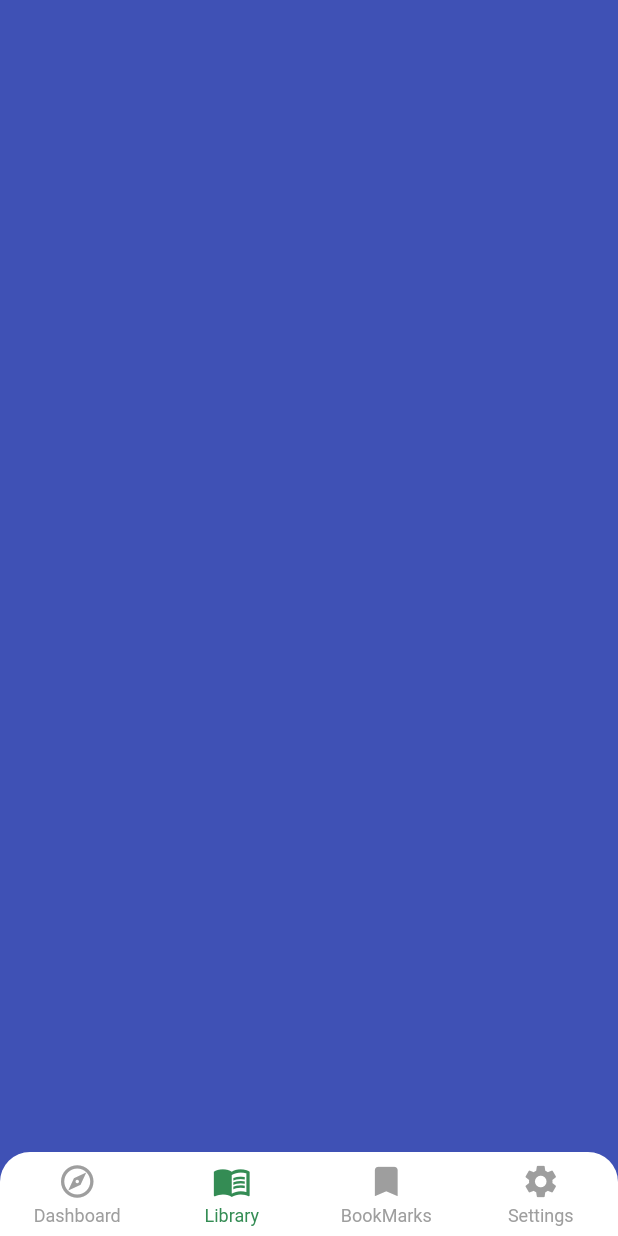
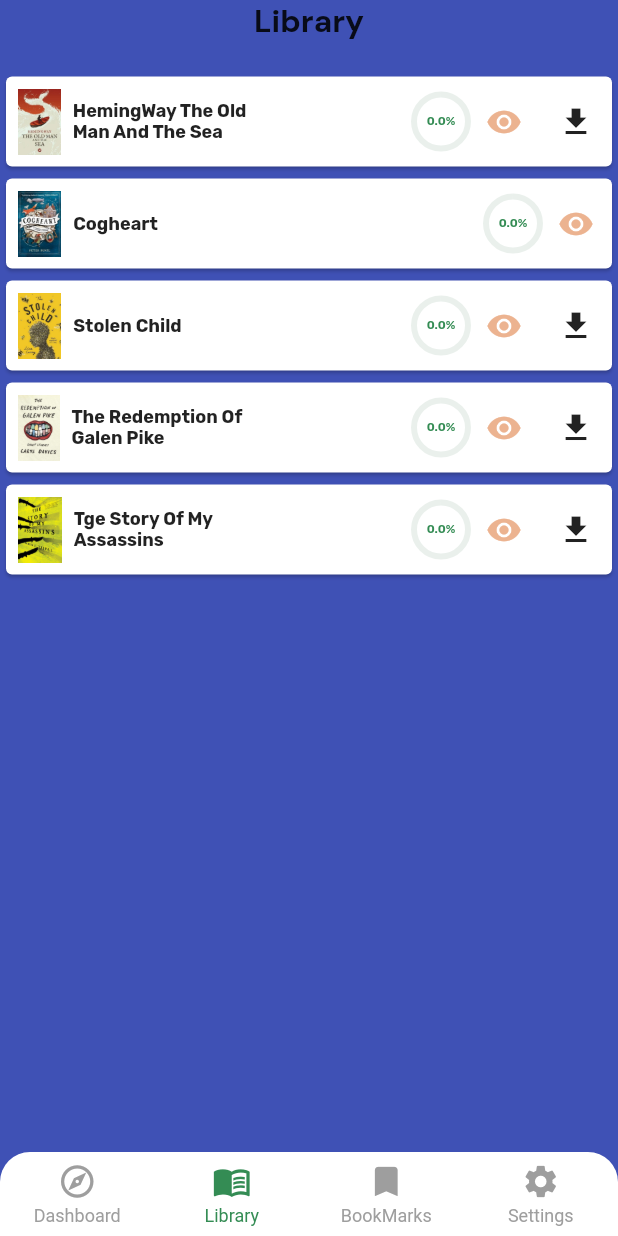
Before and after one commit to fahimabrar1/E-Book, a Flutter app: the screen it shows after launch, item 2 of the bottom bar chosen, on a phone screen of 412 x 824 dp. Run offline on Flutter 3.47's test engine with Material 2 defaults, Android fonts, the phone set to English and light mode, and no system bars; drawn by our look-alikes of persistent_bottom_nav_bar; our stand-ins replace equatable, flutter_bloc, google_fonts; missing offline and left inert: pdfx.

Commit message:
add library
tracks users pdf reading pages

```diff
--- a/lib/Screens/Model/book.dart
+++ b/lib/Screens/Model/book.dart
@@ -5,19 +5,30 @@ class Book {
   String name;
   String expert;
   String imgPath;
+  String pdfPath;
   double rating;
   int pages;
   String language;
   late String id;
+  late int? lastPageReaded;
+  late bool downloaded;
+  late double? readPercentage;
+
   Book({
     required this.name,
     required this.expert,
     required this.imgPath,
+    required this.pdfPath,
     required this.rating,
     required this.pages,
     required this.language,
+    this.readPercentage,
+    this.lastPageReaded,
   }) {
     id = getBase64RandomString(6);
+    downloaded = false;
+    readPercentage ??= 0;
+    lastPageReaded ??= 1;
     print(id.toString());
   }
 
--- /dev/null
+++ b/lib/Screens/Model/bookbloc/bookbloc_event.dart
@@ -0,0 +1,11 @@
+import 'package:book_reader/Screens/Model/book.dart';
+import 'package:equatable/equatable.dart';
+
+abstract class BookblocEvent extends Equatable {}
+
+class OnChangeBookPercentageBE extends BookblocEvent {
+  late List<Book> bookListBE;
+  OnChangeBookPercentageBE(this.bookListBE);
+  @override
+  List<Object?> get props => [this.bookListBE];
+}
--- /dev/null
+++ b/lib/Screens/Model/bookbloc/bookbloc_state.dart
@@ -0,0 +1,24 @@
+import 'package:book_reader/Screens/Model/book.dart';
+import 'package:equatable/equatable.dart';
+
+abstract class BookblocState extends Equatable {}
+
+class BookblocInitial extends BookblocState {
+  late List<Book> bookBlocList;
+  BookblocInitial(this.bookBlocList);
+  @override
+  List<Object?> get props => [this.bookBlocList];
+}
+
+class BookblocStateChangePercentage extends BookblocState {
+  late List<Book> bookBlocList;
+  BookblocStateChangePercentage(this.bookBlocList);
+
+  @override
+  List<Object?> get props => [this.bookBlocList];
+}
+
+class BookblocResetState extends BookblocState {
+  @override
+  List<Object?> get props => [];
+}
--- a/lib/Screens/dashboard.dart
+++ b/lib/Screens/dashboard.dart
@@ -87,6 +87,7 @@ class _DashBoardState extends State<DashBoard> {
                       : const EdgeInsets.only(right: 5, top: 10, bottom: 10),
                   child: InkWell(
                     onTap: () {
+                      bookLibrary.add(bookList.elementAt(index));
                       PersistentNavBarNavigator.pushNewScreen(
                         context,
                         screen: BookSinglePage(
--- /dev/null
+++ b/lib/Screens/library.dart
@@ -0,0 +1,187 @@
+import 'dart:developer';
+
+import 'package:book_reader/Screens/Model/book.dart';
+import 'package:book_reader/Screens/Model/bookbloc/bookbloc_bloc.dart';
+import 'package:book_reader/Screens/Model/bookbloc/bookbloc_state.dart';
+import 'package:book_reader/Screens/pdf_view.dart';
+import 'package:book_reader/Utils/global_variable.dart';
+import 'package:book_reader/Utils/my_librabry.dart';
+import 'package:flutter_bloc/flutter_bloc.dart';
+import 'package:persistent_bottom_nav_bar/persistent_tab_view.dart';
+
+class LibraryPage extends StatefulWidget {
+  const LibraryPage({Key? key}) : super(key: key);
+
+  @override
+  State<LibraryPage> createState() => _LibraryPageState();
+}
+
+class _LibraryPageState extends State<LibraryPage> {
+  late BookblocBloc bookBloc;
+
+  @override
+  void initState() {
+    bookBloc = BookblocBloc();
+    super.initState();
+  }
+
+  @override
+  Widget build(BuildContext context) {
+    return ListView(
+      children: [
+        Center(
+          child: Text(
+            "Library",
+            style: MyCustomFonts.getDmSans(
+              fontSize: 21,
+              fontWeight: FontWeight.bold,
+              fontColor: Colors.black87,
+            ),
+          ),
+        ),
+        const SizedBox(
+          height: 20,
+        ),
+        ListView.builder(
+            shrinkWrap: true,
+            physics: const NeverScrollableScrollPhysics(),
+            itemCount: bookList.length,
+            itemBuilder: (itemBuilder, index) {
+              return bookPanel(index);
+            })
+      ],
+    );
+  }
+
+  Widget bookPanel(int index) {
+    return Card(
+      child: Row(
+        children: [
+          SizedBox(
+            height: 60,
+            child: Padding(
+              padding: const EdgeInsets.all(8.0),
+              child: Image.asset(bookList.elementAt(index).imgPath),
+            ),
+          ),
+          SizedBox(
+            width: 120,
+            child: Text(
+              bookList.elementAt(index).name,
+              maxLines: 2,
+              overflow: TextOverflow.fade,
+              style: MyCustomFonts.getRubik(
+                fontSize: 12,
+                fontWeight: FontWeight.bold,
+                fontColor: Colors.black87,
+              ),
+            ),
+          ),
+          const Spacer(),
+          BlocBuilder<BookblocBloc, BookblocState>(
+              buildWhen: (previous, current) {
+            if (current is BookblocStateChangePercentage) {
+              log("Is BookblocStateChangePercentage");
+            } else if (current is BookblocInitial) {
+              log("Is BookblocInitial");
+            } else {
+              log("Is Book");
+            }
+            return true;
+          }, builder: (context, state) {
+            var a = state.props.first as List<Book>;
+            log("Book Name: " + a[index].name.toString());
+            log("Book read percentage: " + a[index].readPercentage.toString());
+
+            return (!a[index].downloaded)
+                ? Stack(
+                    alignment: Alignment.center,
+                    children: [
+                      CircularProgressIndicator(
+                        value: 1,
+                        color: MyCustomColors.green.withAlpha(50),
+                      ),
+                      CircularProgressIndicator(
+                        value: a[index].readPercentage,
+                        color: MyCustomColors.green,
+                      ),
+                      Text(
+                        "${a[index].readPercentage! * 100}%",
+                        style: MyCustomFonts.getRubik(
+                          fontSize: 8,
+                          fontWeight: FontWeight.w600,
+                          fontColor: MyCustomColors.darkGreen,
+                        ),
+                      ),
+                    ],
+                  )
+                : Container();
+            // return widget here based on BlocA's state
+          }),
+          // BlocSelector<BookblocBloc, BookblocState, List<Book>>(
+          //     selector: (state) {
+          //   var a = state.props.first as List<Book>;
+          //   // for (var element in a) {
+          //   // log("Book Name: " + element.name.toString());
+          //   // log("Book read percentage: " + element.readPercentage.toString());
+          //   // }
+          //   return a;
+          // }, builder: (context, state) {
+
+          // }),
+
+          // (!bookList.elementAt(index).downloaded)
+          //     ? Stack(
+          //         alignment: Alignment.center,
+          //         children: [
+          //           CircularProgressIndicator(
+          //             value: 1,
+          //             color: MyCustomColors.green.withAlpha(50),
+          //           ),
+          //           CircularProgressIndicator(
+          //             value: bookList.elementAt(index).readPercentage,
+          //             color: MyCustomColors.green,
+          //           ),
+          //           Text(
+          //             "${bookList.elementAt(index).readPercentage! * 100}%",
+          //             style: MyCustomFonts.getRubik(
+          //               fontSize: 8,
+          //               fontWeight: FontWeight.w600,
+          //               fontColor: MyCustomColors.darkGreen,
+          //             ),
+          //           ),
+          //         ],
+          //       )
+          //     : Container(),
+          (!bookList.elementAt(index).downloaded)
+              ? IconButton(
+                  onPressed: () {
+                    PersistentNavBarNavigator.pushNewScreen(
+                      context,
+                      screen: BlocProvider<BookblocBloc>.value(
+                        value: BlocProvider.of<BookblocBloc>(context),
+                        child: PDFViewPage(
+                          book: bookList.elementAt(index),
+                          bookIndex: index,
+                        ),
+                      ),
+                      withNavBar: false, // OPTIONAL VALUE. True by default.
+                    );
+                  },
+                  icon: const Icon(
+                    Icons.remove_red_eye,
+                    color: MyCustomColors.lightBrown,
+                  ),
+                )
+              : Container(),
+          (!bookList.elementAt(index).downloaded && index != 1)
+              ? IconButton(
+                  onPressed: () {},
+                  icon: const Icon(Icons.download),
+                )
+              : Container(),
+        ],
+      ),
+    );
+  }
+}
--- a/lib/Screens/my_homepage.dart
+++ b/lib/Screens/my_homepage.dart
@@ -1,6 +1,6 @@
 import 'package:book_reader/Screens/Bookmark.dart';
 import 'package:book_reader/Screens/dashboard.dart';
-import 'package:book_reader/Screens/reading.dart';
+import 'package:book_reader/Screens/library.dart';
 import 'package:book_reader/Screens/settings.dart';
 import 'package:book_reader/Utils/my_librabry.dart';
 import 'package:persistent_bottom_nav_bar/persistent_tab_view.dart';
@@ -32,7 +32,7 @@ class _MyHomePageState extends State<MyHomePage> {
             });
           },
         ),
-        ReadingPage(),
+        LibraryPage(),
         BookmarkPage(),
         SettingsPage(),
         // MainScreen(
--- a/lib/Screens/reading.dart
+++ /dev/null
@@ -1,10 +0,0 @@
-import 'package:book_reader/Utils/my_librabry.dart';
-
-class ReadingPage extends StatelessWidget {
-  const ReadingPage({Key? key}) : super(key: key);
-
-  @override
-  Widget build(BuildContext context) {
-    return Container();
-  }
-}
--- a/lib/Utils/global_variable.dart
+++ b/lib/Utils/global_variable.dart
@@ -6,7 +6,10 @@ List<Book> bookList = [
     expert:
         "Lorem Ipsum is simply dummy text of the printing and typesetting industry. Lorem Ipsum has been the industry's standard dummy text ever since the 1500s, when an unknown printer took a galley of type and scrambled it to make a type specimen book",
     imgPath: "assets/bookscover/bc1.jpg",
+    pdfPath: "assets/pdfs/book1.pdf",
     rating: 3,
+    readPercentage: 0,
+    lastPageReaded: 5,
     pages: 156,
     language: "ENG",
   ),
@@ -15,7 +18,9 @@ List<Book> bookList = [
     expert:
         "Lorem Ipsum is simply dummy text of the printing and typesetting industry. Lorem Ipsum has been the industry's standard dummy text ever since the 1500s, when an unknown printer took a galley of type and scrambled it to make a type specimen book",
     imgPath: "assets/bookscover/bc2.jpg",
+    pdfPath: "assets/pdfs/book1.pdf",
     rating: 3,
+    readPercentage: 0,
     pages: 156,
     language: "ENG",
   ),
@@ -24,6 +29,7 @@ List<Book> bookList = [
     expert:
         "Lorem Ipsum is simply dummy text of the printing and typesetting industry. Lorem Ipsum has been the industry's standard dummy text ever since the 1500s, when an unknown printer took a galley of type and scrambled it to make a type specimen book",
     imgPath: "assets/bookscover/bc3.jpg",
+    pdfPath: "assets/pdfs/book1.pdf",
     rating: 3,
     pages: 156,
     language: "ENG",
@@ -33,6 +39,7 @@ List<Book> bookList = [
     expert:
         "Lorem Ipsum is simply dummy text of the printing and typesetting industry. Lorem Ipsum has been the industry's standard dummy text ever since the 1500s, when an unknown printer took a galley of type and scrambled it to make a type specimen book",
     imgPath: "assets/bookscover/bc4.jpg",
+    pdfPath: "assets/pdfs/book1.pdf",
     rating: 3,
     pages: 156,
     language: "ENG",
@@ -42,8 +49,11 @@ List<Book> bookList = [
     expert:
         "Lorem Ipsum is simply dummy text of the printing and typesetting industry. Lorem Ipsum has been the industry's standard dummy text ever since the 1500s, when an unknown printer took a galley of type and scrambled it to make a type specimen book",
     imgPath: "assets/bookscover/bc5.jpg",
+    pdfPath: "assets/pdfs/book1.pdf",
     rating: 3,
     pages: 156,
     language: "ENG",
   ),
 ];
+
+List<Book> bookLibrary = [];
--- a/lib/main.dart
+++ b/lib/main.dart
@@ -1,5 +1,7 @@
+import 'package:book_reader/Screens/Model/bookbloc/bookbloc_bloc.dart';
 import 'package:book_reader/Screens/my_homepage.dart';
 import 'package:flutter/material.dart';
+import 'package:flutter_bloc/flutter_bloc.dart';
 
 void main() {
   runApp(const MyApp());
@@ -16,7 +18,11 @@ class MyApp extends StatelessWidget {
       theme: ThemeData(
         primarySwatch: Colors.blue,
       ),
-      home: MyHomePage(),
+      home: MultiBlocProvider(providers: [
+        BlocProvider<BookblocBloc>(
+          create: (BuildContext context) => BookblocBloc(),
+        ),
+      ], child: const MyHomePage()),
     );
   }
 }
```
Also changed, not shown: lib/Screens/Model/bookbloc/bookbloc_bloc.dart (added, +24 -0 lines), lib/Screens/pdf_view.dart (added, +89 -0 lines), pubspec.yaml (+12 -8 lines), pubspec.lock, 5 other files.
